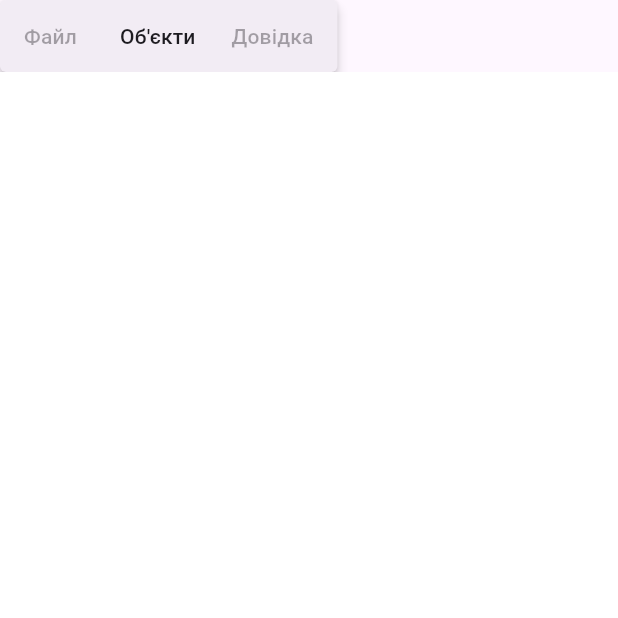
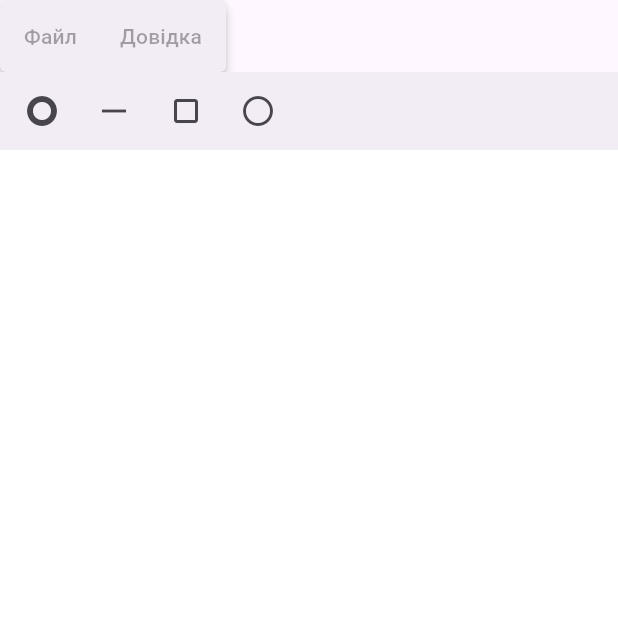
Before and after one commit to tevarindol/paint, a Flutter app: the screen it shows after launch, on a phone screen of 412 x 824 dp, the top half of it. Run offline on Flutter 3.47's test engine with Material 3 defaults, Android fonts, the phone set to English and light mode, and no system bars.

Commit message:
feat(editor): add toolbar with icon buttons and tooltips

```diff
--- a/lib/editor/editor_menu.dart
+++ b/lib/editor/editor_menu.dart
@@ -1,16 +1,7 @@
 import 'package:flutter/material.dart';
 
-import 'shape/shape_type.dart';
-
 class EditorMenu extends StatelessWidget {
-  const EditorMenu({
-    super.key,
-    required this.selectedTool,
-    required this.onToolSelected,
-  });
-
-  final ShapeType? selectedTool;
-  final ValueChanged<ShapeType?> onToolSelected;
+  const EditorMenu({super.key});
 
   @override
   Widget build(BuildContext context) {
@@ -21,17 +12,6 @@ class EditorMenu extends StatelessWidget {
           child: const Text('Файл'),
         ),
         SubmenuButton(
-          menuChildren: [
-            for (final ShapeType tool in ShapeType.values)
-              CheckboxMenuButton(
-                value: selectedTool == tool,
-                onChanged: (bool? selected) => onToolSelected(selected == true ? tool : null),
-                child: Text(tool.label),
-              ),
-          ],
-          child: const Text('Об\'єкти'),
-        ),
-        SubmenuButton(
           menuChildren: const [],
           child: const Text('Довідка'),
         ),
--- a/lib/editor/editor_page.dart
+++ b/lib/editor/editor_page.dart
@@ -1,6 +1,7 @@
 import 'package:flutter/material.dart';
 
 import 'editor_menu.dart';
+import 'editor_toolbar.dart';
 import 'paint_canvas.dart';
 import 'shape/shape_type.dart';
 
@@ -28,8 +29,9 @@ class _EditorPageState extends State<EditorPage> {
         children: [
           Align(
             alignment: AlignmentDirectional.centerStart,
-            child: EditorMenu(selectedTool: selectedTool, onToolSelected: _selectTool),
+            child: const EditorMenu(),
           ),
+          EditorToolbar(selectedTool: selectedTool, onToolSelected: _selectTool),
           Expanded(child: PaintCanvas(selectedTool: selectedTool)),
         ],
       ),
--- /dev/null
+++ b/lib/editor/editor_toolbar.dart
@@ -0,0 +1,55 @@
+import 'package:flutter/material.dart';
+
+import 'shape/shape_type.dart';
+
+class EditorToolbar extends StatelessWidget {
+  const EditorToolbar({
+    super.key,
+    required this.selectedTool,
+    required this.onToolSelected,
+  });
+
+  final ShapeType? selectedTool;
+  final ValueChanged<ShapeType?> onToolSelected;
+
+  static IconData _iconFor(ShapeType type) => switch (type) {
+    ShapeType.dot => Icons.trip_origin,
+    ShapeType.line => Icons.horizontal_rule,
+    ShapeType.rectangle => Icons.crop_square,
+    ShapeType.ellipse => Icons.panorama_fish_eye,
+  };
+
+  Widget _buildButton(ColorScheme colorScheme, ShapeType tool) {
+    final selected = selectedTool == tool;
+    return IconButton(
+      icon: Icon(_iconFor(tool)),
+      tooltip: tool.label,
+      isSelected: selected,
+      onPressed: () => onToolSelected(selected ? null : tool),
+      style: ButtonStyle(
+        backgroundColor: WidgetStatePropertyAll<Color?>(
+          selected ? colorScheme.secondaryContainer : null,
+        ),
+        foregroundColor: WidgetStatePropertyAll<Color?>(
+          selected ? colorScheme.onSecondaryContainer : null,
+        ),
+      ),
+    );
+  }
+
+  @override
+  Widget build(BuildContext context) {
+    final colorScheme = Theme.of(context).colorScheme;
+    return Material(
+      color: colorScheme.surfaceContainer,
+      child: Padding(
+        padding: const EdgeInsets.symmetric(horizontal: 4, vertical: 2),
+        child: Row(
+          children: [
+            for (final ShapeType tool in ShapeType.values) _buildButton(colorScheme, tool),
+          ],
+        ),
+      ),
+    );
+  }
+}
```
Also changed, not shown: 1 other file.
